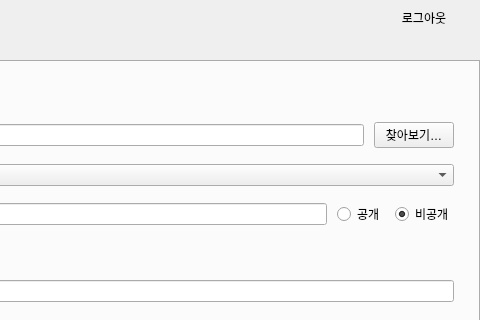
Before: the Qt Designer form ui/main_window.ui in seongbin45/CloneUp, drawn with Qt 5; both pictures show x 240 to 720 and y 0 to 320 of the 720 by 592 pixel window.
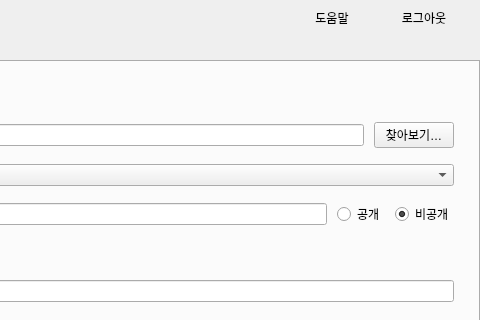
After: the same form once the commit is applied.

Commit message:
feat: first-run onboarding wizard from desin mock
Show a 5-step beginner guide on first launch (folders, commits, costs,
undo modes, safety). Persist completion in QSettings; reopen via 도움말.

Patch:
```diff
--- a/ui/main_window.ui
+++ b/ui/main_window.ui
@@ -90,6 +90,22 @@
          </property>
         </spacer>
        </item>
+       <item>
+        <widget class="QPushButton" name="btnHelpOnboarding">
+         <property name="text">
+          <string>도움말</string>
+         </property>
+         <property name="flat">
+          <bool>true</bool>
+         </property>
+         <property name="cursor">
+          <cursorShape>PointingHandCursor</cursorShape>
+         </property>
+         <property name="toolTip">
+          <string>첫 실행 안내(폴더·커밋·안전)를 다시 봅니다</string>
+         </property>
+        </widget>
+       </item>
        <item>
         <widget class="QPushButton" name="btnLogout">
          <property name="text">
```
The commit also changes 7 other files.
